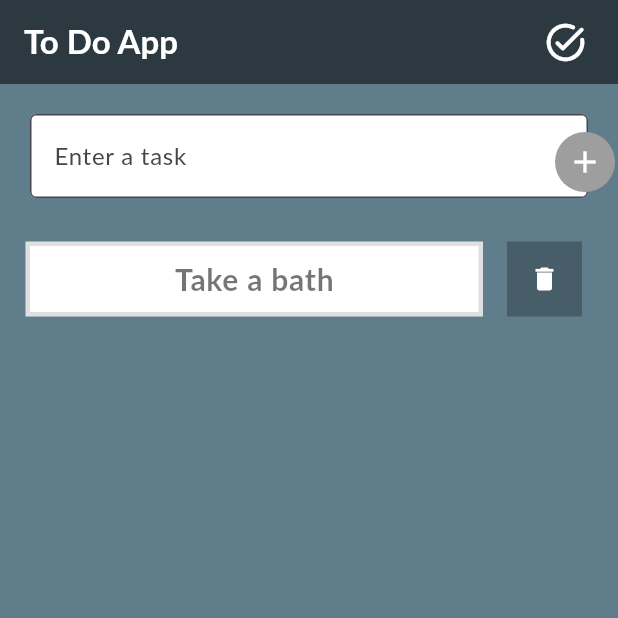
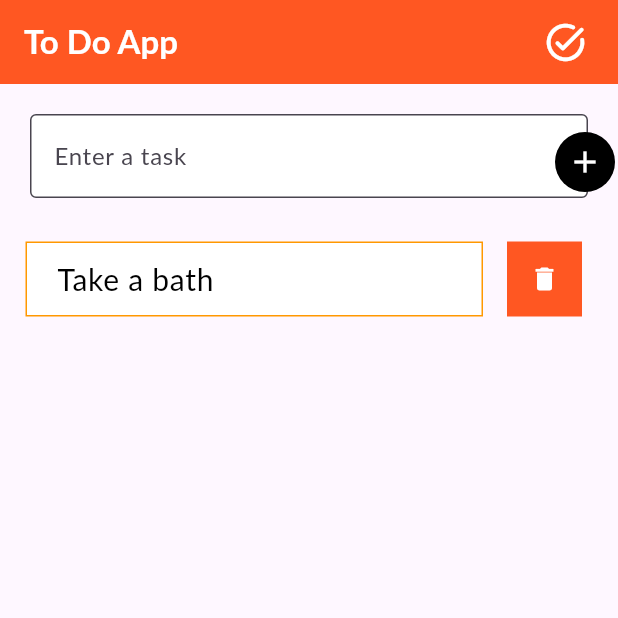
Before and after one commit to rafaelabou1999/todo-app, a Flutter app: the screen it shows after launch, on a phone screen of 412 x 824 dp, the top half of it. Run offline on Flutter 3.47's test engine with Material 3 defaults, Android fonts, the phone set to English and light mode, and no system bars; Roboto replaces fonts that are missing (Lato).

Commit message:
changing style

```diff
--- a/lib/pages/Home.dart
+++ b/lib/pages/Home.dart
@@ -34,11 +34,11 @@ class _HomeState extends State<Home> {
   @override
   Widget build(BuildContext context) {
     return Scaffold(
-        backgroundColor: Colors.blueGrey,
+
         appBar: AppBar(
             title: const Text("To Do App",
                 style: TextStyle(color: Colors.white, fontWeight: FontWeight.bold)),
-            backgroundColor: Colors.black54,
+            backgroundColor: Colors.deepOrange,
             actions: [
               Padding(
                 padding: EdgeInsets.only(right:20),
@@ -80,7 +80,7 @@ class _HomeState extends State<Home> {
                 padding: EdgeInsets.all(12),
                 child: CircleAvatar(
                   foregroundColor: Colors.blueGrey,
-                  backgroundColor: Colors.grey,
+                  backgroundColor: Colors.black,
                   child: IconButton(
 
                       icon: Icon(Icons.add,
@@ -109,7 +109,7 @@ class _HomeState extends State<Home> {
                       ListTile(
                           trailing: Container(
                           decoration: BoxDecoration(
-                            color:Colors.black26
+                            color:Colors.deepOrange
                           ),
                           child: Padding(
                             padding:EdgeInsets.all(1),
@@ -131,18 +131,21 @@ class _HomeState extends State<Home> {
                                color: Colors.white
                                 ,
                                 border: Border.all(
-                                    color: Colors.black12,
-                                    width:3,
+                                    color: Colors.orange,
+                                    width:1,
                                    ),
 
                               ),
                               width:700,
                               height:50,
-                              child: Align(
-                                alignment: Alignment.center,
-                                child: Text('${allTask[index]
-                                }', style: TextStyle(fontFamily:'Lato', fontSize: 20, color: Colors.black54, fontWeight: FontWeight.bold)),
-                              ),
+                              child: Padding(
+                                padding: EdgeInsets.only(left:20),
+                                child:Align(
+                                  alignment: Alignment.centerLeft,
+                                  child: Text('${allTask[index]
+                                  }', style: TextStyle(fontSize: 20, color: Colors.black)),
+                                ),
+                              )
 
 
                            ),
```
